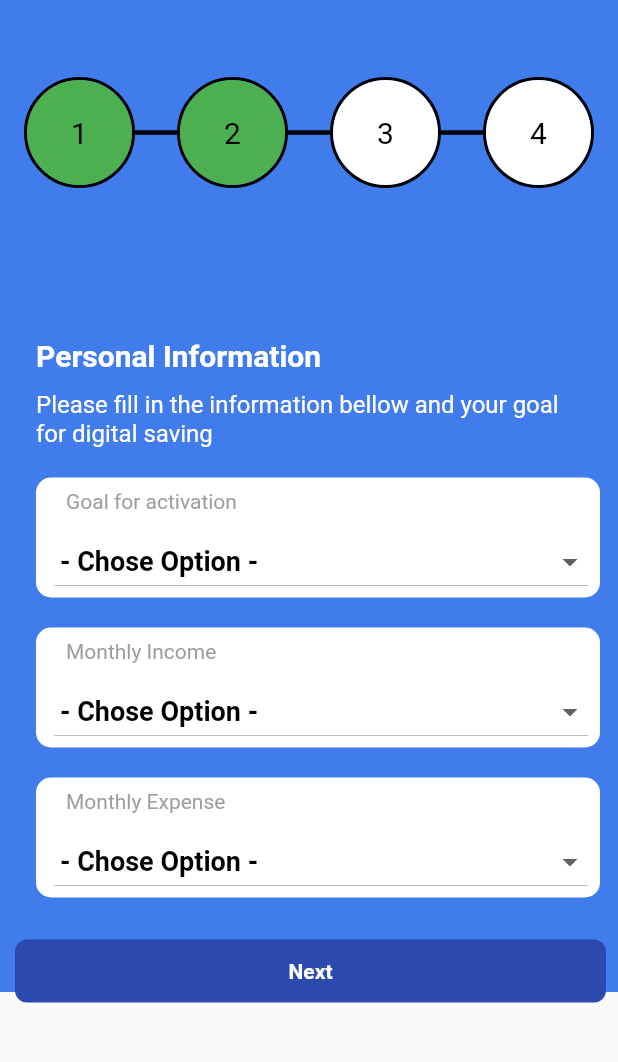
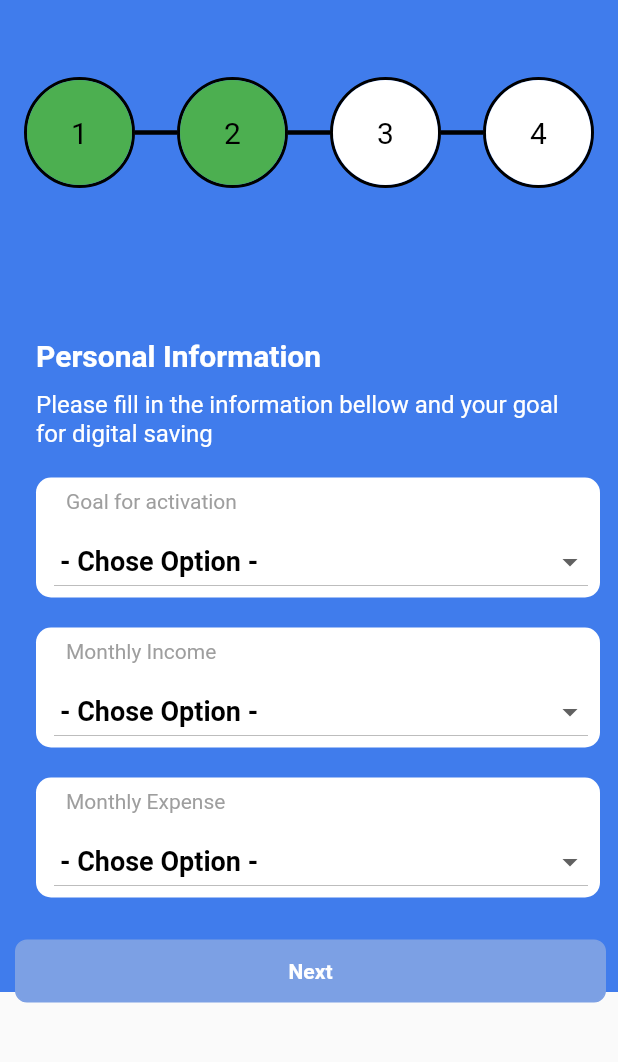
Before and after one commit to tegezc/dkatalistest, a Flutter app: the ViewPersonalInformation screen opened by its route, on a phone screen of 412 x 824 dp, the part 124-1186 px from its top. Run offline on Flutter 3.47's test engine with Material 2 defaults, Android fonts, the phone set to English and light mode, and no system bars.

Commit message:
handle combo

```diff
--- a/lib/features/view/account/view_personal_information.dart
+++ b/lib/features/view/account/view_personal_information.dart
@@ -29,6 +29,12 @@ class _ViewPersonalInformationState extends State<ViewPersonalInformation> {
 
   void _eventButtonNext() {
     Navigator.pushNamed(context, ViewSchedule.name);
+  }
+
+  bool isBtnEnable() {
+    return _currentExpense != null &&
+        _currentIncome != null &&
+        _currentGoalActivation != null;
   }
 
   @override
@@ -117,7 +123,7 @@ class _ViewPersonalInformationState extends State<ViewPersonalInformation> {
               )),
               Padding(
                 padding: const EdgeInsets.only(left: 8.0, right: 8.0),
-                child: ButtonApp.enable("Next", onTap: () {
+                child: ButtonApp.dinamis("Next", isBtnEnable(), onTap: () {
                   _eventButtonNext();
                 }),
               ),
```
